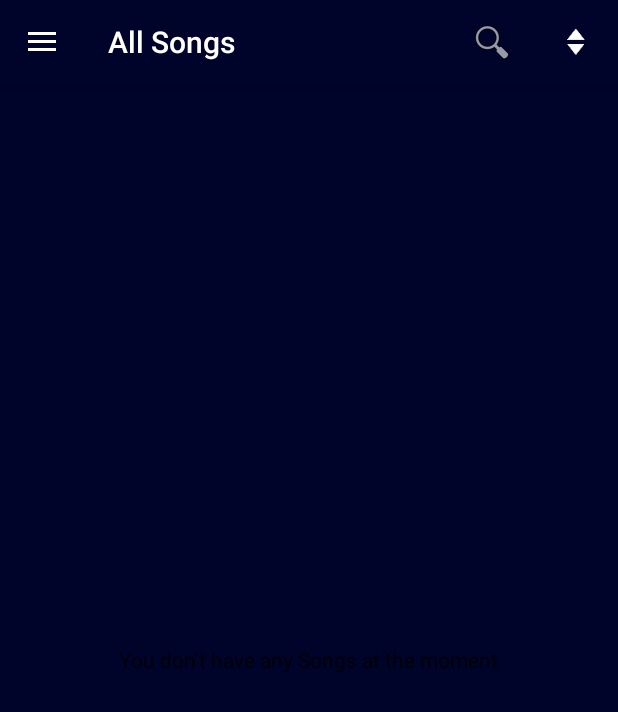
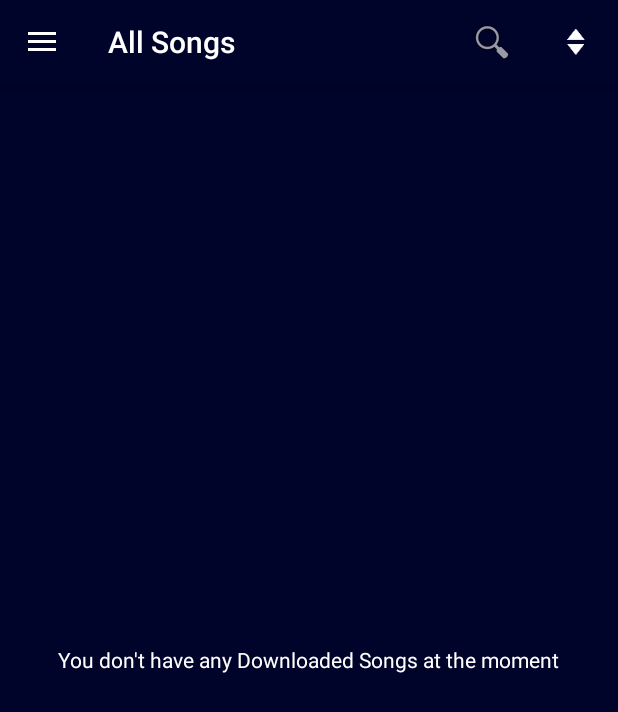
Before and after one commit to KunalFarmah98/ECHO---A-Lite-Music-Player, an Android app: the screen it shows after launch (MainActivity), on a phone screen of 412 x 824 dp. Shown: the top 712 px of the screen. Run offline under Robolectric (Android 15) with nearby library versions, the phone set to English and light mode, and no system bars; our stand-ins replace sdp/ssp sizes; libraries missing offline, so code that uses them is left out: com.cleveroad.audiovisualization; 5 statements that could not run were skipped.

Commit message:
Layout fixes

```diff
--- a/app/src/main/java/com/apps/kunalfarmah/echo/Adapters/FavoriteAdapter.kt
+++ b/app/src/main/java/com/apps/kunalfarmah/echo/Adapters/FavoriteAdapter.kt
@@ -54,7 +54,7 @@ class FavoriteAdapter(_songDetails: ArrayList<Songs>, _context: Context) : Recyc
         var art = getAlbumart(albumId)
 
         if(art!=null) holder.trackArt?.setImageBitmap(art)
-        else holder.trackArt?.setBackgroundResource(R.drawable.baseline_audiotrack_white_36dp)
+        else holder.trackArt?.setImageDrawable(mContext?.resources?.getDrawable(R.drawable.now_playing_bar_eq_image))
 
         /*Handling the click event i.e. the action which happens when we click on any song*/
         holder.contentHolder?.setOnClickListener({
--- a/app/src/main/java/com/apps/kunalfarmah/echo/Adapters/MainScreenAdapter.kt
+++ b/app/src/main/java/com/apps/kunalfarmah/echo/Adapters/MainScreenAdapter.kt
@@ -64,7 +64,7 @@ class MainScreenAdapter(_songDetails: ArrayList<Songs>, _context: Context) : Rec
         var art = getAlbumart(albumId)
 
         if(art!=null) holder.trackArt?.setImageBitmap(art)
-        else holder.trackArt?.setBackgroundResource(R.drawable.baseline_audiotrack_white_36dp)
+        else holder.trackArt?.setImageDrawable(mContext?.resources?.getDrawable(R.drawable.now_playing_bar_eq_image))
 
 
         /*Handling the click event i.e. the action which happens when we click on any song*/
--- a/app/src/main/res/layout/activity_main.xml
+++ b/app/src/main/res/layout/activity_main.xml
@@ -44,6 +44,7 @@
         </RelativeLayout>
 
             <android.support.v7.widget.RecyclerView
+                android:background="@color/colorPrimary"
                 android:id="@+id/navRecyclerView"
                 android:layout_width="match_parent"
                 android:layout_height="match_parent"
--- a/app/src/main/res/layout/fragment_favorite.xml
+++ b/app/src/main/res/layout/fragment_favorite.xml
@@ -2,7 +2,7 @@
 <RelativeLayout  xmlns:android="http://schemas.android.com/apk/res/android"
     android:layout_width="match_parent"
     android:layout_height="match_parent"
-    android:background="#123456" >
+    android:background="@color/colorPrimary" >
 
     <android.support.v7.widget.RecyclerView
         android:id="@+id/favourite_Recycler"
--- a/app/src/main/res/layout/fragment_main_screen.xml
+++ b/app/src/main/res/layout/fragment_main_screen.xml
@@ -105,8 +105,8 @@
                 android:layout_width="wrap_content"
                 android:layout_height="wrap_content"
                 android:layout_centerInParent="true"
-                android:text="You don't have any Songs at the moment"
-                android:textColor="?android:attr/textColorPrimary"/>
+                android:text="You don't have any Downloaded Songs at the moment"
+                android:textColor="#ffffff"/>
 
 
         </RelativeLayout>
--- a/app/src/main/res/layout/fragment_settings.xml
+++ b/app/src/main/res/layout/fragment_settings.xml
@@ -43,7 +43,7 @@
         android:layout_below="@+id/v1"
         android:layout_marginLeft="@dimen/_20sdp"
         android:visibility="gone"
-        android:text="Disabling Pop-Up Notificaitons for Android Oreo Users"
+        android:text="Disabling Pop-Up Notificaitons for Android Oreo and Above Users"
         android:id="@+id/additional"
         android:onClick="Setup"
         android:textSize="@dimen/_15sdp"/>
--- a/app/src/main/res/layout/row_custom_favorite_adapter.xml
+++ b/app/src/main/res/layout/row_custom_favorite_adapter.xml
@@ -20,8 +20,9 @@
                 android:layout_marginLeft="10dp"
                 android:layout_marginTop="10dp"
                 android:layout_marginBottom="10dp"
-                android:layout_width="wrap_content"
-                android:layout_height="wrap_content"
+                android:layout_width="48dp"
+                android:layout_height="48dp"
+                android:background="@color/colorPrimary"
                 />
             <LinearLayout
                 android:id="@+id/details"
--- a/app/src/main/res/layout/row_custom_mainscreen_adapter.xml
+++ b/app/src/main/res/layout/row_custom_mainscreen_adapter.xml
@@ -20,8 +20,9 @@
                 android:layout_marginLeft="10dp"
                 android:layout_marginTop="10dp"
                 android:layout_marginBottom="10dp"
-                android:layout_width="40dp"
-                android:layout_height="40dp"
+                android:layout_width="48dp"
+                android:layout_height="48dp"
+                android:background="@color/colorPrimary"
                 />
             <LinearLayout
                 android:id="@+id/details"
--- a/app/src/main/res/layout/row_custom_navidrawer.xml
+++ b/app/src/main/res/layout/row_custom_navidrawer.xml
@@ -2,6 +2,7 @@
 <LinearLayout xmlns:android="http://schemas.android.com/apk/res/android"
     android:layout_width="wrap_content"
     android:layout_height="wrap_content"
+    android:background="@color/colorPrimary"
     android:orientation="vertical">
 
 
@@ -27,7 +28,7 @@
             android:layout_toRightOf="@id/icon_navdrawer"
             android:layout_marginLeft="19dp"
             android:text="Test"
-            android:textColor="?android:attr/textColorPrimary" />
+            android:textColor="#ffffff" />
 
     </RelativeLayout>
 
```
